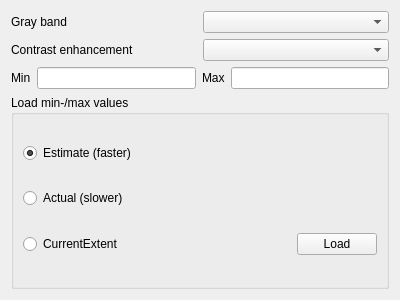
qgis/QGIS, file src/ui/qgssinglebandgrayrendererwidgetbase.ui: the form before one commit.
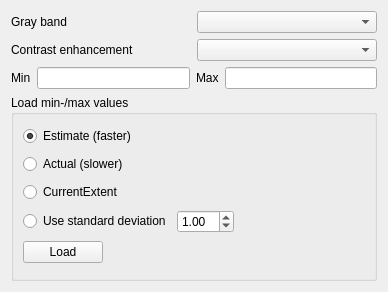
The form after the commit.

Commit message: Add option to set min/max values to stdDev in singleband gray and multiband color widgets

The edit to the form file:
```diff
--- a/src/ui/qgssinglebandgrayrendererwidgetbase.ui
+++ b/src/ui/qgssinglebandgrayrendererwidgetbase.ui
@@ -6,8 +6,8 @@
    <rect>
     <x>0</x>
     <y>0</y>
-    <width>400</width>
-    <height>300</height>
+    <width>388</width>
+    <height>292</height>
    </rect>
   </property>
   <property name="windowTitle">
@@ -68,7 +68,7 @@
       <string>Load min-/max values</string>
      </property>
      <layout class="QGridLayout" name="gridLayout_2">
-      <item row="0" column="0">
+      <item row="0" column="0" colspan="2">
        <widget class="QRadioButton" name="mEstimateRadioButton">
         <property name="text">
          <string>Estimate (faster)</string>
@@ -78,7 +78,7 @@
         </property>
        </widget>
       </item>
-      <item row="0" column="1" colspan="2">
+      <item row="0" column="2" colspan="3">
        <spacer name="horizontalSpacer_3">
         <property name="orientation">
          <enum>Qt::Horizontal</enum>
@@ -91,14 +91,14 @@
         </property>
        </spacer>
       </item>
-      <item row="1" column="0">
+      <item row="1" column="0" colspan="2">
        <widget class="QRadioButton" name="mActualRadioButton">
         <property name="text">
          <string>Actual (slower)</string>
         </property>
        </widget>
       </item>
-      <item row="1" column="1" colspan="2">
+      <item row="1" column="2" colspan="3">
        <spacer name="horizontalSpacer_2">
         <property name="orientation">
          <enum>Qt::Horizontal</enum>
@@ -111,14 +111,14 @@
         </property>
        </spacer>
       </item>
-      <item row="2" column="0">
+      <item row="2" column="0" colspan="2">
        <widget class="QRadioButton" name="mCurrentExtentRadioButton">
         <property name="text">
          <string>CurrentExtent</string>
         </property>
        </widget>
       </item>
-      <item row="2" column="1">
+      <item row="2" column="2" colspan="3">
        <spacer name="horizontalSpacer">
         <property name="orientation">
          <enum>Qt::Horizontal</enum>
@@ -131,13 +131,59 @@
         </property>
        </spacer>
       </item>
-      <item row="2" column="2">
+      <item row="3" column="0" colspan="3">
+       <widget class="QRadioButton" name="mUseStdDevRadioButton">
+        <property name="text">
+         <string>Use standard deviation</string>
+        </property>
+       </widget>
+      </item>
+      <item row="3" column="3">
+       <widget class="QDoubleSpinBox" name="mStdDevSpinBox">
+        <property name="sizePolicy">
+         <sizepolicy hsizetype="Fixed" vsizetype="Fixed">
+          <horstretch>0</horstretch>
+          <verstretch>0</verstretch>
+         </sizepolicy>
+        </property>
+        <property name="value">
+         <double>1.000000000000000</double>
+        </property>
+       </widget>
+      </item>
+      <item row="3" column="4">
+       <spacer name="horizontalSpacer_4">
+        <property name="orientation">
+         <enum>Qt::Horizontal</enum>
+        </property>
+        <property name="sizeHint" stdset="0">
+         <size>
+          <width>148</width>
+          <height>20</height>
+         </size>
+        </property>
+       </spacer>
+      </item>
+      <item row="4" column="0">
        <widget class="QPushButton" name="mLoadPushButton">
         <property name="text">
          <string>Load</string>
         </property>
        </widget>
       </item>
+      <item row="4" column="1" colspan="4">
+       <spacer name="horizontalSpacer_5">
+        <property name="orientation">
+         <enum>Qt::Horizontal</enum>
+        </property>
+        <property name="sizeHint" stdset="0">
+         <size>
+          <width>303</width>
+          <height>20</height>
+         </size>
+        </property>
+       </spacer>
+      </item>
      </layout>
     </widget>
    </item>
```
The commit also changes 3 other files.
